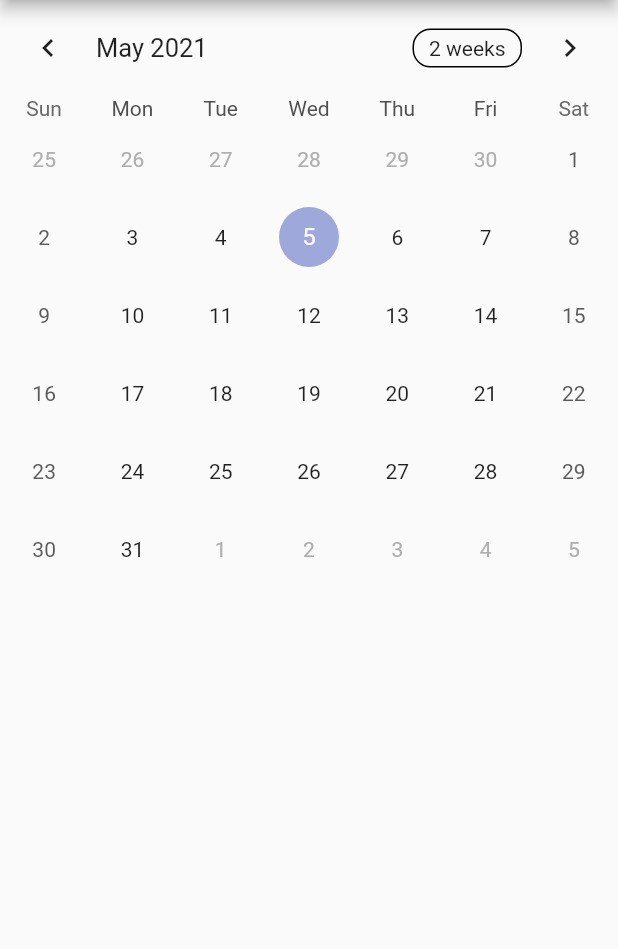
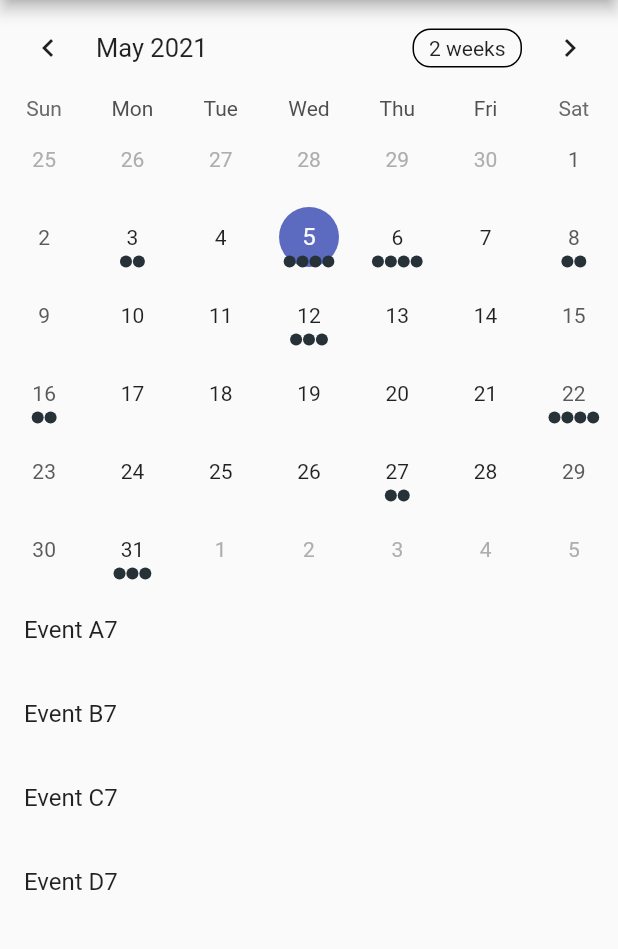
Before and after one commit to Ryota-Nakamura-317/table_calendar_sample, a Flutter app: the screen it shows after launch, on a phone screen of 412 x 824 dp, the part 84-1033 px from its top. Run offline on Flutter 3.47's test engine with Material 2 defaults, Android fonts, the phone set to English and light mode, and no system bars; drawn by our look-alikes of table_calendar.

Commit message:
リスト表示完成

```diff
--- a/lib/calendar.dart
+++ b/lib/calendar.dart
@@ -1,26 +1,121 @@
+import 'dart:collection';
+
 import 'package:flutter/material.dart';
 import 'package:table_calendar/table_calendar.dart';
 
 class CalendarScreen extends StatefulWidget {
-  CalendarScreen({Key key}) : super(key: key);
-
   @override
   _CalendarScreenState createState() => _CalendarScreenState();
 }
 
 class _CalendarScreenState extends State<CalendarScreen> {
+  CalendarFormat _calendarFormat = CalendarFormat.month;
   DateTime _focusedDay = DateTime.now();
+  DateTime? _selectedDay;
+  Map<DateTime, List> _eventsList = {};
+  int getHashCode(DateTime key) {
+    return key.day * 1000000 + key.month * 10000 + key.year;
+  }
+
+  @override
+  void initState() {
+    super.initState();
+    _selectedDay = _focusedDay;
+    _eventsList = {
+      DateTime.now().subtract(Duration(days: 2)): ['Event A6', 'Event B6'],
+      DateTime.now(): ['Event A7', 'Event B7', 'Event C7', 'Event D7'],
+      DateTime.now().add(Duration(days: 1)): [
+        'Event A8',
+        'Event B8',
+        'Event C8',
+        'Event D8'
+      ],
+      DateTime.now().add(Duration(days: 3)):
+          Set.from(['Event A9', 'Event A9', 'Event B9']).toList(),
+      DateTime.now().add(Duration(days: 7)): [
+        'Event A10',
+        'Event B10',
+        'Event C10'
+      ],
+      DateTime.now().add(Duration(days: 11)): ['Event A11', 'Event B11'],
+      DateTime.now().add(Duration(days: 17)): [
+        'Event A12',
+        'Event B12',
+        'Event C12',
+        'Event D12'
+      ],
+      DateTime.now().add(Duration(days: 22)): ['Event A13', 'Event B13'],
+      DateTime.now().add(Duration(days: 26)): [
+        'Event A14',
+        'Event B14',
+        'Event C14'
+      ],
+    };
+  }
 
   @override
   Widget build(BuildContext context) {
+    final _events = LinkedHashMap<DateTime, List>(
+      equals: isSameDay,
+      hashCode: getHashCode,
+    )..addAll(_eventsList);
+
+    List getEventForDay(DateTime day) {
+      return _events[day] ?? [];
+    }
+
+
     return Scaffold(
       appBar: AppBar(
         title: Text('calendar sample'),
       ),
-      body: TableCalendar(
-        firstDay: DateTime.utc(2020, 1, 1),
-        lastDay: DateTime.utc(2030, 12, 31),
-        focusedDay: _focusedDay,
+      body: Column(
+        children: [
+          TableCalendar(
+            // 以下必ず設定が必要
+            firstDay: DateTime.utc(2020, 1, 1),
+            lastDay: DateTime.utc(2030, 12, 31),
+            focusedDay: _focusedDay,
+            // eventLoaderでマーカーが付くようになる。
+            eventLoader: getEventForDay,
+            calendarFormat: _calendarFormat,
+            // フォーマット変更のボタン押下時の処理
+            onFormatChanged: (format) {
+              if (_calendarFormat != format) {
+                setState(() {
+                  _calendarFormat = format;
+                });
+              }
+            },
+            selectedDayPredicate: (day) {
+              // どの日が現在選択されているかを判断するには、`selectedDayPredicate`を使用します。
+              // これがtrueを返した場合、`day`が選択されたとみなされます。
+              //  isSameDay`の使用は、比較されたDateTimeオブジェクトの時間部分を無視するために推奨されます。
+              return isSameDay(_selectedDay, day);
+            },
+            onDaySelected: (selectedDay, focusedDay) {
+              if (!isSameDay(_selectedDay, selectedDay)) {
+                setState(() {
+                  _selectedDay = selectedDay;
+                  _focusedDay = focusedDay;
+
+                });
+                getEventForDay(selectedDay);
+              }
+            },
+            onPageChanged: (focusedDay) {
+              _focusedDay = focusedDay;
+            },
+          ),
+          ListView(
+            shrinkWrap: true,
+            children: getEventForDay(_selectedDay!)
+                .map((event) => ListTile(
+                      title: Text(event.toString()),
+                    ))
+                .toList(),
+          )
+        ],
       ),
     );
   }
--- a/pubspec.yaml
+++ b/pubspec.yaml
@@ -5,7 +5,7 @@
 version: 1.0.0+1
 
 environment:
-  sdk: ">=2.7.0 <3.0.0"
+  sdk: ">=2.12.3 <3.0.0"
 
 dependencies:
   flutter:
```
Also changed, not shown: pubspec.lock.
